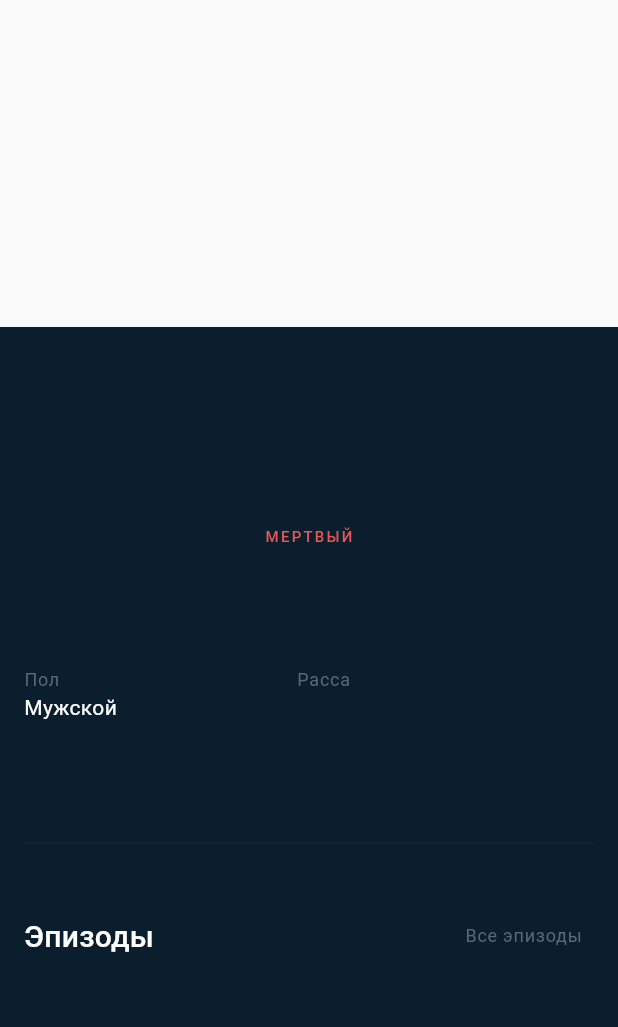
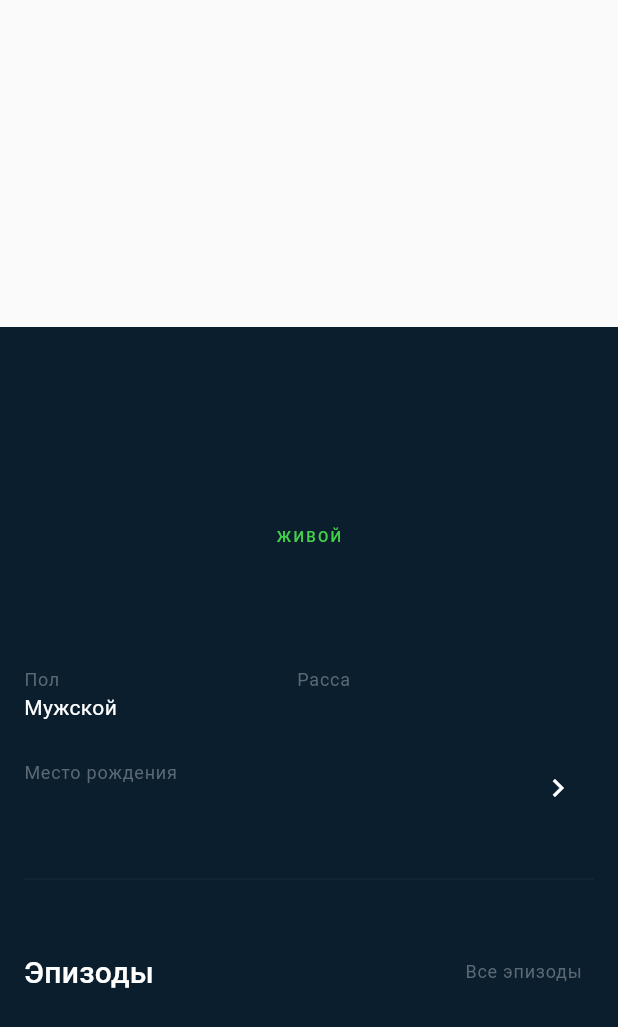
Before and after one commit to jomagsm/Rick_and_Morty, a Flutter app: the CharacterProfileContent widget shown alone on an empty page, opened directly with empty values, on a phone screen of 412 x 824 dp. Shown: the top 1027 px of the screen. Run offline on Flutter 3.47's test engine with Material 2 defaults, Android fonts, the phone set to English and light mode, and no system bars; our stand-ins replace bloc, dio, flutter_bloc, flutter_svg, freezed_annotation; generated files the repository leaves out were written again; network calls fail.

Commit message:
Hard working!

```diff
--- a/lib/data/network/models/characters_list_model/character_model.dart
+++ b/lib/data/network/models/characters_list_model/character_model.dart
@@ -34,8 +34,8 @@ class Character {
   String race;
   String imageName;
   String placeOfBirthId;
+  List<Episode> episodes;
   PlaceOfBirth placeOfBirth;
-  List<Episode> episodes;
 
   factory Character.fromJson(Map<String, dynamic> json) => Character(
       id: json["id"],
@@ -51,10 +51,9 @@ class Character {
           json["placeOfBirthId"] == null ? null : json["placeOfBirthId"],
       placeOfBirth: json["placeOfBirth"] == null
           ? null
-            : placeOfBirthValues.map[json["placeOfBirth"]],
-        episodes: List<Episode>.from(
-            json["episodes"].map((x) => Episode.fromJson(x))),
-      );
+          : distributePlaceOfBirthClass(json),
+      episodes:
+          List<Episode>.from(json["episodes"].map((x) => Episode.fromJson(x))));
 
   Map<String, dynamic> toJson() => {
         "id": id,
@@ -67,9 +66,11 @@ class Character {
         "race": race,
         "imageName": imageName,
         "placeOfBirthId": placeOfBirthId == null ? null : placeOfBirthId,
-        "placeOfBirth": placeOfBirth == null
-            ? null
-            : placeOfBirthValues.reverse[placeOfBirth],
+        "placeOfBirth": placeOfBirth == null ? null : placeOfBirth,
         "episodes": List<dynamic>.from(episodes.map((x) => x.toJson())),
       };
+  List<Episode> sortedEpisode() {
+    episodes.sort((a, b) => a.premiere.compareTo(b.premiere));
+    return episodes;
   }
+}
--- a/lib/data/network/models/characters_list_model/episode_model.dart
+++ b/lib/data/network/models/characters_list_model/episode_model.dart
@@ -1,19 +1,83 @@
+// class Episode {
+//   Episode({
+//     this.id,
+//     this.name,
+//   });
+
+//   String id;
+//   String name;
+
+//   factory Episode.fromJson(Map<String, dynamic> json) => Episode(
+//         id: json["id"],
+//         name: json["name"],
+//       );
+
+//   Map<String, dynamic> toJson() => {
+//         "id": id,
+//         "name": name,
+//       };
+// }
+
+List<String> months = [
+  "января",
+  "февраля",
+  "марта",
+  "апреля",
+  "мая",
+  "июня",
+  "июля",
+  "августа",
+  "сентября",
+  "октября",
+  "ноября",
+  "декабря"
+];
+
 class Episode {
   Episode({
     this.id,
     this.name,
+    this.season,
+    this.series,
+    this.plot,
+    this.premiere,
+    this.imageName,
+    this.characters,
   });
 
-  String id;
-  String name;
+  final String id;
+  final String name;
+  final int season;
+  final int series;
+  final String plot;
+  final DateTime premiere;
+  final String imageName;
+  final dynamic characters;
 
   factory Episode.fromJson(Map<String, dynamic> json) => Episode(
-        id: json["id"],
-        name: json["name"],
+        id: json["id"] == null ? null : json["id"],
+        name: json["name"] == null ? null : json["name"],
+        season: json["season"] == null ? null : json["season"],
+        series: json["series"] == null ? null : json["series"],
+        plot: json["plot"] == null ? null : json["plot"],
+        premiere:
+            json["premiere"] == null ? null : DateTime.parse(json["premiere"]),
+        imageName: json["imageName"] == null ? null : json["imageName"],
+        characters: json["characters"] == null ? null : json["characters"],
       );
 
   Map<String, dynamic> toJson() => {
         "id": id,
         "name": name,
+        "season": season,
+        "series": series,
+        "plot": plot,
+        "premiere": premiere.toIso8601String(),
+        "imageName": imageName,
+        "characters": characters,
       };
+
+  getDateToRuMonth() {
+    return "${premiere.day} ${months[premiere.month - 1]} ${premiere.year}";
+  }
 }
--- a/lib/data/network/models/characters_list_model/place_of_birth.dart
+++ b/lib/data/network/models/characters_list_model/place_of_birth.dart
@@ -1,23 +1,80 @@
-enum PlaceOfBirth { EMPTY, PLACE_OF_BIRTH, C_137, PURPLE, FLUFFY }
+// enum PlaceOfBirthName { EMPTY, PLACE_OF_BIRTH, C_137, PURPLE, FLUFFY }
 
-final placeOfBirthValues = EnumValues({
-  "Измерение C-137": PlaceOfBirth.C_137,
-  "Постапокалиптическое измерение": PlaceOfBirth.EMPTY,
-  "Птичий мир": PlaceOfBirth.FLUFFY,
-  "Земля": PlaceOfBirth.PLACE_OF_BIRTH,
-  "Громфлом": PlaceOfBirth.PURPLE
-});
+// final placeOfBirthValues = EnumValues({
+//   "Измерение C-137": PlaceOfBirthName.C_137,
+//   "Постапокалиптическое измерение": PlaceOfBirthName.EMPTY,
+//   "Птичий мир": PlaceOfBirthName.FLUFFY,
+//   "Земля": PlaceOfBirthName.PLACE_OF_BIRTH,
+//   "Громфлом": PlaceOfBirthName.PURPLE
+// });
 
-class EnumValues<T> {
-  Map<String, T> map;
-  Map<T, String> reverseMap;
+// class EnumValues<T> {
+//   Map<String, T> map;
+//   Map<T, String> reverseMap;
 
-  EnumValues(this.map);
+//   EnumValues(this.map);
 
-  Map<T, String> get reverse {
-    if (reverseMap == null) {
-      reverseMap = map.map((k, v) => new MapEntry(v, k));
-    }
-    return reverseMap;
+//   Map<T, String> get reverse {
+//     if (reverseMap == null) {
+//       reverseMap = map.map((k, v) => new MapEntry(v, k));
+//     }
+//     return reverseMap;
+//   }
+// }
+
+class PlaceOfBirth {
+  final String id;
+  String name;
+  String type;
+  String measurements;
+  String about;
+  String imageName;
+  List<dynamic> characters;
+  List<dynamic> placeOfBirthCharacters;
+
+  PlaceOfBirth({
+    this.id,
+    this.name,
+    this.type,
+    this.measurements,
+    this.about,
+    this.imageName,
+    this.characters,
+    this.placeOfBirthCharacters,
+  });
+
+  factory PlaceOfBirth.fromJson(Map<String, dynamic> json) => PlaceOfBirth(
+        id: json["id"],
+        name: json["name"],
+        type: json["type"],
+        measurements: json["measurements"],
+        about: json["about"],
+        imageName: json["imageName"],
+        characters: List<dynamic>.from(json["characters"].map((x) => x)),
+        placeOfBirthCharacters:
+            List<dynamic>.from(json["placeOfBirthCharacters"].map((x) => x)),
+      );
+
+  Map<String, dynamic> toJson() => {
+        "id": id,
+        "name": name,
+        "type": type,
+        "measurements": measurements,
+        "about": about,
+        "imageName": imageName,
+        "characters": List<dynamic>.from(characters.map((x) => x)),
+        "placeOfBirthCharacters":
+            List<dynamic>.from(placeOfBirthCharacters.map((x) => x)),
+      };
+}
+
+distributePlaceOfBirthClass(json) {
+  PlaceOfBirth placeOfBirth;
+  if (json['placeOfBirth'].runtimeType != String) {
+    placeOfBirth = PlaceOfBirth.fromJson(json['placeOfBirth']);
+  } else {
+    placeOfBirth =
+        PlaceOfBirth(id: json['placeOfBirthId'], name: json['placeOfBirth']);
   }
+  return placeOfBirth;
 }
--- a/lib/screens/character_list/widgets/utils.dart
+++ b/lib/screens/character_list/widgets/utils.dart
@@ -1,7 +1,9 @@
 getStatusText(int status) {
   String statusText;
-  if (status == 0) {
+  if (status == 1) {
     statusText = 'Мертвый';
+  } else if (status == 2) {
+    statusText = 'Неизвестно';
   } else {
     statusText = 'Живой';
   }
@@ -12,6 +14,8 @@ getGenderText(int gender) {
   String genderText;
   if (gender == 0) {
     genderText = 'Мужской';
+  } else if (gender == 2) {
+    genderText = 'Неизвестно';
   } else {
     genderText = 'Женский';
   }
--- a/lib/screens/character_profile/widgets/character_profile_content.dart
+++ b/lib/screens/character_profile/widgets/character_profile_content.dart
@@ -5,6 +5,8 @@ import 'package:rick_and_morty/screens/character_list/widgets/utils.dart';
 import 'package:rick_and_morty/screens/character_profile/widgets/utils.dart';
 import 'package:rick_and_morty/theme/color_theme.dart';
 import 'package:rick_and_morty/theme/text_theme.dart';
+
+import 'episode_list_view.dart';
 
 class CharacterProfileContent extends StatelessWidget {
   final Character character;
@@ -55,17 +57,13 @@ class CharacterProfileContent extends StatelessWidget {
             const SizedBox(
               height: 20,
             ),
-            // getRowTitleContent(S.of(context).place, "${character.}", () {
-            // Navigator.push(context,
-            //     SlideRightRoute(page: LocationDetail(id: location.id)));
-            // }),
-            const SizedBox(
-              height: 24,
-            ),
-            // getRowTitleContent(S.of(context).location, location.name, () {
-            //   Navigator.push(context,
-            //       SlideRightRoute(page: LocationDetail(id: location.id)));
-            // }),
+            character.placeOfBirth.name == null
+                ? SizedBox()
+                : getRowTitleContent(
+                    S.of(context).place, "${character.placeOfBirth.name}", () {
+                    // Navigator.push(context,
+                    //     SlideRightRoute(page: LocationDetail(id: location.id)));
+                  }),
             const SizedBox(
               height: 36,
             ),
@@ -88,9 +86,9 @@ class CharacterProfileContent extends StatelessWidget {
                 )
               ],
             ),
-            // EpisodeListView(
-            //   episodes: episodes,
-            // ),
+            EpisodeListView(
+              episodes: character.sortedEpisode(),
+            ),
           ],
         ),
       ),
--- a/lib/theme/color_theme.dart
+++ b/lib/theme/color_theme.dart
@@ -6,6 +6,7 @@ class ColorTheme {
   static var appBarText = Color(0xFF5B6975);
   static var totalCharacters = Color(0xFF5B6975);
   static var textAppearanceOverline = Color(0xFF43D049);
+  static var textAppearanceOverlineUnknow = Colors.yellow;
   static var textAppearanceOverlineDead = Color(0xFFEB5757);
   static var textAppearanceOverlineFullName = Color(0xFFFFFFFF);
   static var textAppearanceCaption = Color(0xFF6E798C);
--- a/lib/theme/text_theme.dart
+++ b/lib/theme/text_theme.dart
@@ -25,6 +25,13 @@ class TextThemes {
       height: getTextHeight(10, 16),
       fontWeight: FontWeight.w500,
       color: ColorTheme.textAppearanceOverline,
+      letterSpacing: 1.5);
+
+  static var characterStatusUnknow = TextStyle(
+      fontSize: 10,
+      height: getTextHeight(10, 16),
+      fontWeight: FontWeight.w500,
+      color: ColorTheme.textAppearanceOverlineUnknow,
       letterSpacing: 1.5);
 
   static var characterStatusDead = TextStyle(
@@ -157,8 +164,10 @@ class TextThemes {
 }
 
 getTextTheme(int status) {
-  if (status == 1) {
+  if (status == 0) {
     return TextThemes.characterStatus;
+  } else if (status == 2) {
+    return TextThemes.characterStatusUnknow;
   } else {
     return TextThemes.characterStatusDead;
   }
```
Also changed, not shown: lib/screens/character_list/screen.dart (+1 -6 lines), lib/screens/character_profile/widgets/episode_list_view.dart (+63 -60 lines). Lines whose indentation alone changed are shown as unchanged.
